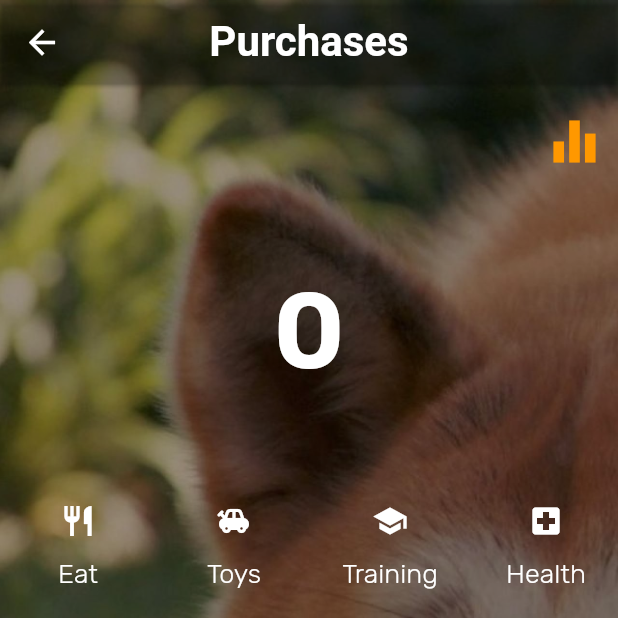
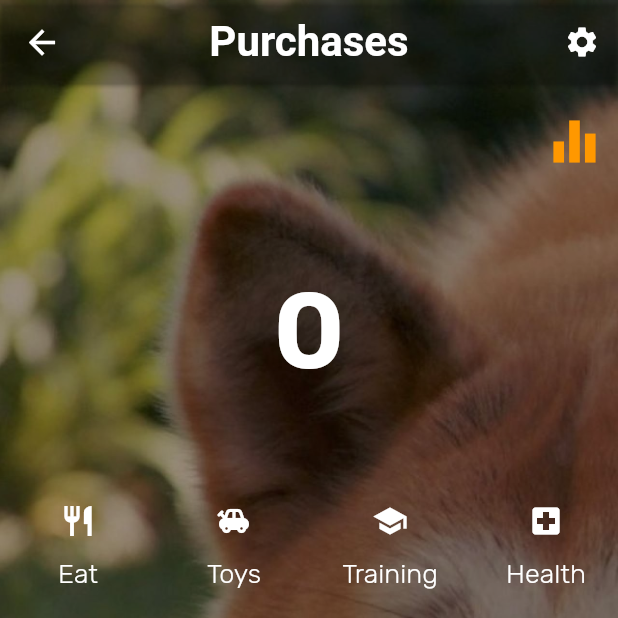
Before and after one commit to alreadybe/dog_assist, a Flutter app: the BuyList screen opened by its route, on a phone screen of 412 x 824 dp, the top half of it. Run offline on Flutter 3.47's test engine with Material 2 defaults, Android fonts, the phone set to English and light mode, and no system bars; our stand-ins replace google_fonts; statements that could not run were skipped.

Commit message:
add settings screen

```diff
--- a/lib/components/HeaderBar.dart
+++ b/lib/components/HeaderBar.dart
@@ -11,6 +11,15 @@ class HeaderBar extends StatelessWidget {
   Widget build(BuildContext context) {
     return AppBar(
       leading: Leading(needBack),
+      actions: <Widget>[
+        Container(
+            child: IconButton(
+          icon: Icon(Icons.settings),
+          onPressed: () {
+            Navigator.pushNamed(context, '/settings');
+          },
+        )),
+      ],
       title: Text(routeTitle,
           style: GoogleFonts.poiretOne(
               textStyle: TextStyle(
--- a/lib/components/Statistics/TotalByMonth.dart
+++ b/lib/components/Statistics/TotalByMonth.dart
@@ -19,7 +19,7 @@ class TotalByMonthState extends State<TotalByMonth> {
 
   @override
   void initState() {
-    open = true;
+    open = false;
     print('initialse');
     super.initState();
   }
@@ -78,7 +78,7 @@ class TotalByMonthState extends State<TotalByMonth> {
               Container(
                 child: IconButton(
                   icon: Icon(
-                    Icons.arrow_drop_down,
+                    open ? Icons.arrow_drop_up : Icons.arrow_drop_down,
                     color: Colors.white,
                     size: 32,
                   ),
```
Also changed, not shown: lib/main.dart (+5 -4 lines), lib/screens/settings.dart (added, +28 -0 lines), pubspec.yaml (+5 -2 lines), pubspec.lock.
